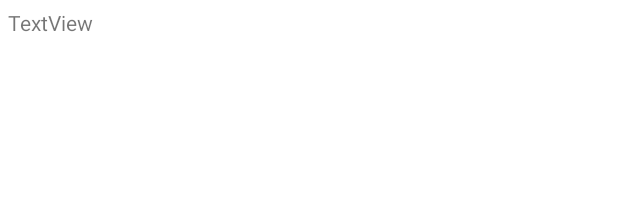
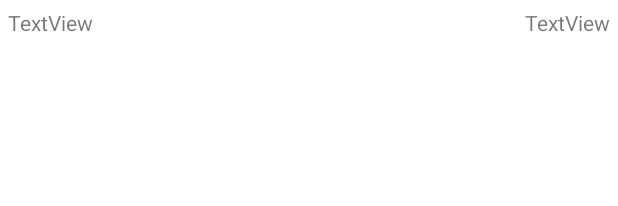
Before and after one commit to AiluropodaMicrota/PV-Mobile, an Android app: the layout actor_images_viewpage_image_item.xml on its own in the app's theme, with its tools: preview values and no code run, on a phone screen of 412 x 824 dp. Shown: the top 206 px of the screen. Run offline under Robolectric (Android 15) with nearby library versions, the light colour scheme and no system bars.

Commit message:
Actor images fixes

```diff
--- a/app/src/main/java/com/th/pv/actorImages/ActorImagesViewpagerFragment.kt
+++ b/app/src/main/java/com/th/pv/actorImages/ActorImagesViewpagerFragment.kt
@@ -31,6 +31,7 @@ class ActorImagesViewpagerFragment : Fragment() {
     override fun onViewCreated(view: View, savedInstanceState: Bundle?) {
         super.onViewCreated(view, savedInstanceState)
         requireActivity().findViewById<DrawerLayout>(R.id.drawer_layout).setDrawerLockMode(DrawerLayout.LOCK_MODE_LOCKED_CLOSED)
+        (activity as MainActivity).onFragmentCreated(this)
 
         activity?.window?.addFlags(WindowManager.LayoutParams.FLAG_FULLSCREEN)
         (activity as? AppCompatActivity)?.supportActionBar?.hide()
--- a/app/src/main/res/layout/actor_images_viewpage_image_item.xml
+++ b/app/src/main/res/layout/actor_images_viewpage_image_item.xml
@@ -15,7 +15,7 @@
         app:layout_constraintTop_toTopOf="parent" />
 
     <TextView
-        android:id="@+id/textViewMain"
+        android:id="@+id/imageName"
         android:layout_width="wrap_content"
         android:layout_height="0dp"
         android:layout_marginStart="5dp"
@@ -27,4 +27,14 @@
         app:layout_constraintStart_toStartOf="parent"
         app:layout_constraintTop_toTopOf="parent" />
 
+    <TextView
+        android:id="@+id/imageNum"
+        android:layout_width="wrap_content"
+        android:layout_height="0dp"
+        android:layout_marginTop="5dp"
+        android:layout_marginEnd="5dp"
+        android:text="TextView"
+        app:layout_constraintEnd_toEndOf="@+id/imageViewMain"
+        app:layout_constraintTop_toTopOf="parent" />
+
 </androidx.constraintlayout.widget.ConstraintLayout>
```
Also changed, not shown: app/src/main/java/com/th/pv/actorImages/ActorImagesViewpagerAdapter.kt (+6 -7 lines).
